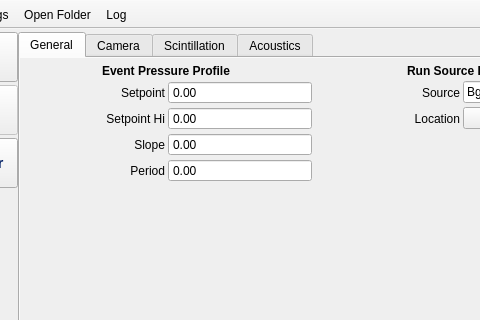
Qt form ui/mainwindow.ui (SBC-Collaboration/SBC-RunControl) before a commit; both pictures show x 93 to 573 and y 0 to 320 of the 1000 by 750 pixel window.
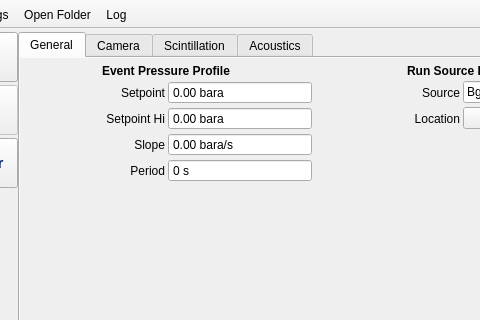
The same form after that commit. Icons and pictures are not drawn. Custom widgets are drawn as their Qt base class.

Commit message: Change range allowed for pressure display

```diff
--- a/ui/mainwindow.ui
+++ b/ui/mainwindow.ui
@@ -581,6 +581,15 @@
                   <property name="buttonSymbols">
                    <enum>QAbstractSpinBox::ButtonSymbols::NoButtons</enum>
                   </property>
+                  <property name="suffix">
+                   <string> bara</string>
+                  </property>
+                  <property name="minimum">
+                   <double>-1.000000000000000</double>
+                  </property>
+                  <property name="maximum">
+                   <double>1000.000000000000000</double>
+                  </property>
                  </widget>
                 </item>
                 <item row="3" column="2">
@@ -617,6 +626,15 @@
                   <property name="buttonSymbols">
                    <enum>QAbstractSpinBox::ButtonSymbols::NoButtons</enum>
                   </property>
+                  <property name="suffix">
+                   <string> bara</string>
+                  </property>
+                  <property name="minimum">
+                   <double>-1.000000000000000</double>
+                  </property>
+                  <property name="maximum">
+                   <double>1000.000000000000000</double>
+                  </property>
                  </widget>
                 </item>
                 <item row="2" column="4">
@@ -759,6 +777,15 @@
                   <property name="buttonSymbols">
                    <enum>QAbstractSpinBox::ButtonSymbols::NoButtons</enum>
                   </property>
+                  <property name="suffix">
+                   <string> bara/s</string>
+                  </property>
+                  <property name="minimum">
+                   <double>-1.000000000000000</double>
+                  </property>
+                  <property name="maximum">
+                   <double>1000.000000000000000</double>
+                  </property>
                  </widget>
                 </item>
                 <item row="4" column="3">
@@ -769,6 +796,18 @@
                   <property name="buttonSymbols">
                    <enum>QAbstractSpinBox::ButtonSymbols::NoButtons</enum>
                   </property>
+                  <property name="suffix">
+                   <string> s</string>
+                  </property>
+                  <property name="decimals">
+                   <number>0</number>
+                  </property>
+                  <property name="minimum">
+                   <double>-1.000000000000000</double>
+                  </property>
+                  <property name="maximum">
+                   <double>1000000.000000000000000</double>
+                  </property>
                  </widget>
                 </item>
                </layout>
```
